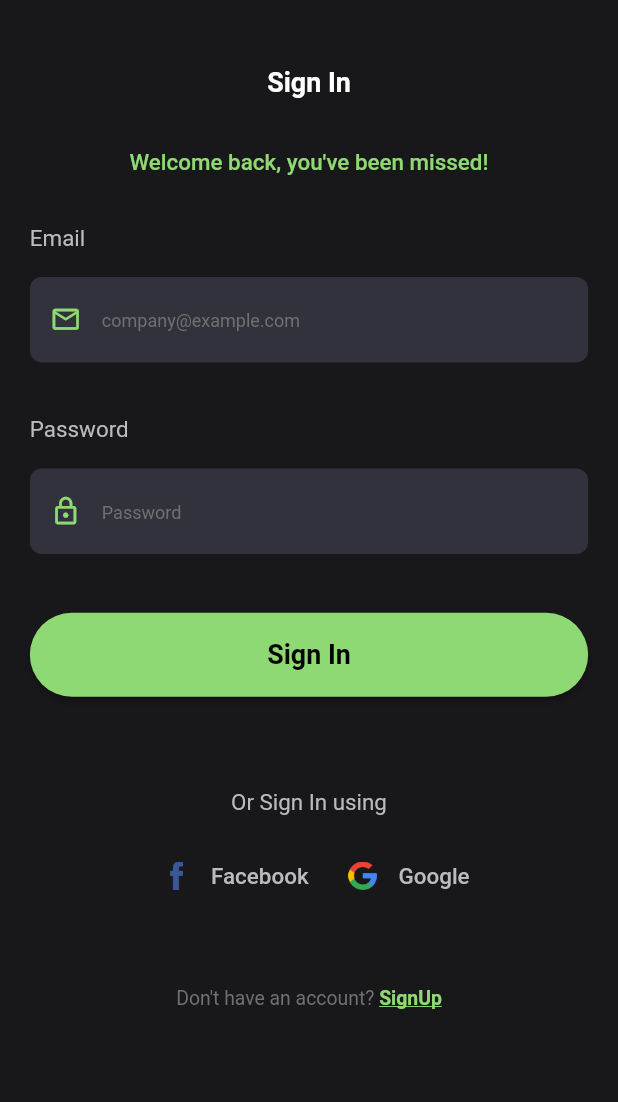
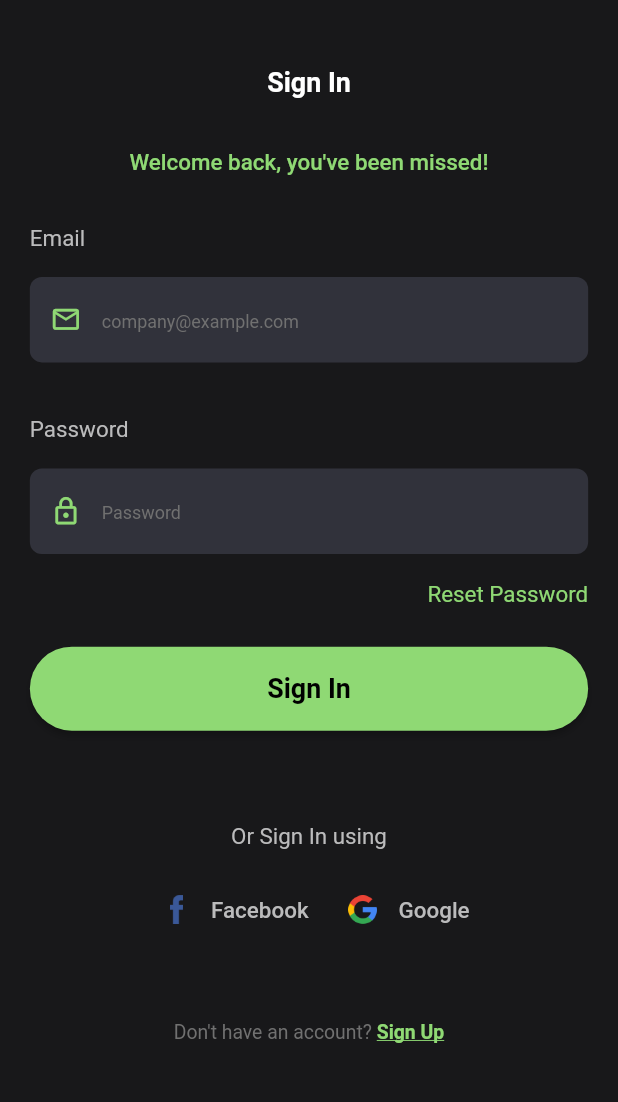
Before and after one commit to kokodavid/Sported, a Flutter app: the screen it shows after launch, after a tap on "Sign In", on a phone screen of 412 x 824 dp, the part 115-1217 px from its top. Run offline on Flutter 3.47's test engine with Material 2 defaults, Android fonts, the phone set to English and light mode, and no system bars; our stand-ins replace cloud_firestore, firebase_auth, firebase_core, firebase_storage, flutter_screenutil, get_it and 1 more; accounts and stored records are empty; network calls fail; statements that could not run were skipped.

```diff
--- a/lib/helper/authenticate.dart
+++ b/lib/helper/authenticate.dart
@@ -21,7 +21,7 @@ class _AuthenticateState extends State<Authenticate> {
     if (showSignInScreen) {
       return SignInPage(toggle: toggleView);
     } else {
-      return SignUpPage(toggleView);
+      return SignUpPage(toggle: toggleView);
     }
   }
 }
--- a/lib/main.dart
+++ b/lib/main.dart
@@ -18,6 +18,7 @@ class MyApp extends StatelessWidget {
       designSize: Size(414, 736),
       allowFontScaling: false,
       builder: () => MaterialApp(
+        debugShowCheckedModeBanner: false,
         theme: ThemeData(
           scaffoldBackgroundColor: Color(0xff18181A),
         ),
--- a/lib/pages/sign_in_page.dart
+++ b/lib/pages/sign_in_page.dart
@@ -1,3 +1,4 @@
+import 'package:flutter/gestures.dart';
 import 'package:flutter/material.dart';
 import 'package:flutter_screenutil/flutter_screenutil.dart';
 import 'package:sported_app/constants/constants.dart';
@@ -20,7 +21,7 @@ class _SignInPageState extends State<SignInPage> {
   TextEditingController passWordTextEditingController = new TextEditingController();
   TextEditingController emailTextEditingController = new TextEditingController();
 
-  login() async {
+  signMeIn() async {
     try {
       await locator.get<UserController>().signInWithEmailAndPassword(
             email: emailTextEditingController.text,
@@ -136,7 +137,7 @@ class _SignInPageState extends State<SignInPage> {
 
                     SizedBox(height: 16.0.h),
 
-                    //password title
+                    //password field
                     TextFormField(
                       obscureText: true,
                       validator: (val) {
@@ -156,7 +157,21 @@ class _SignInPageState extends State<SignInPage> {
                 ),
               ),
 
-              SizedBox(height: 35.h),
+              SizedBox(height: 16.h),
+
+              //reset password
+              Align(
+                alignment: Alignment.centerRight,
+                child: Text(
+                  "Reset Password",
+                  style: TextStyle(
+                    fontSize: 15.0.sp,
+                    color: Color(0xff8FD974),
+                  ),
+                ),
+              ),
+
+              SizedBox(height: 24.h),
 
               //sign in btn
               MaterialButton(
@@ -165,7 +180,7 @@ class _SignInPageState extends State<SignInPage> {
                 minWidth: 1.sw,
                 height: 50.h,
                 onPressed: () {
-                  login();
+                  signMeIn();
                 },
                 child: Text(
                   'Sign In',
@@ -239,9 +254,7 @@ class _SignInPageState extends State<SignInPage> {
 
               //sign up cta
               SizedBox(height: 45.h),
-              GestureDetector(
-                onTap: () => widget.toggle(),
-                child: RichText(
+              RichText(
                 text: TextSpan(
                   text: 'Don\'t have an account? ',
                   style: TextStyle(
@@ -250,8 +263,8 @@ class _SignInPageState extends State<SignInPage> {
                   ),
                   children: [
                     TextSpan(
-                        // recognizer: TapGestureRecognizer()..onTap = () async => await widget.toggle(),
-                        text: 'SignUp',
+                      recognizer: TapGestureRecognizer()..onTap = () async => await widget.toggle(),
+                      text: 'Sign Up',
                       style: TextStyle(
                         fontSize: 13.sp,
                         fontWeight: FontWeight.bold,
@@ -262,7 +275,6 @@ class _SignInPageState extends State<SignInPage> {
                   ],
                 ),
               ),
-              ),
 
               SizedBox(height: 5.h),
             ],
@@ -271,54 +283,4 @@ class _SignInPageState extends State<SignInPage> {
       ),
     );
   }
-  //
-  // @override
-  // Widget build(BuildContext context) {
-  //   return SafeArea(
-  //     child: Scaffold(
-  //       body: SingleChildScrollView(
-  //         child: Container(
-  //           height: MediaQuery.of(context).size.height - 50,
-  //           alignment: Alignment.bottomCenter,
-  //           child: Container(
-  //             padding: EdgeInsets.symmetric(horizontal: 24),
-  //             child: Form(
-  //               key: formKey,
-  //               child: Column(
-  //                 mainAxisSize: MainAxisSize.min,
-  //                 children: [
-  //                   //email
-  //                   TextFormField(
-  //                       validator: (val) {
-  //                         return RegExp(r"^[a-zA-Z0-9.a-zA-Z0-9.!#$%&'*+-/=?^_`{|}~]+@[a-zA-Z0-9]+\.[a-zA-Z]+").hasMatch(val)
-  //                             ? null
-  //                             : "Enter a valid Email";
-  //                       },
-  //                       controller: emailTextEditingController,
-  //                       style: simpleTextStyle,
-  //                       decoration: textFieldInputDecoration("Email")),
-  //
-  //                   //pass
-  //                   TextFormField(
-  //                       obscureText: true,
-  //                       validator: (val) {
-  //                         return val.length > 6 ? null : "Please provide a Password with 6+ characters";
-  //                       },
-  //                       controller: passWordTextEditingController,
-  //                       style: simpleTextStyle,
-  //                       decoration: textFieldInputDecoration("Password")),
-  //
-  //                   SizedBox(
-  //                     height: 8,
-  //                   ),
-  //
-  //                 ],
-  //               ),
-  //             ),
-  //           ),
-  //         ),
-  //       ),
-  //     ),
-  //   );
-  // }
 }
--- a/lib/widgets/form_input_decoration.dart
+++ b/lib/widgets/form_input_decoration.dart
@@ -1,21 +1,22 @@
 import 'package:flutter/material.dart';
+import 'package:flutter_screenutil/flutter_screenutil.dart';
 
 InputDecoration formInputDecoration({String hintText, IconData prefixIcon}) {
   return InputDecoration(
     hintText: hintText,
+    alignLabelWithHint: true,
+    enabled: true,
     fillColor: Color(0xff31323B),
     filled: true,
     hintStyle: TextStyle(
-      fontSize: 12,
+      fontSize: 12.sp,
       color: Color(0xff707070),
     ),
     prefixIcon: Icon(
       prefixIcon,
       color: Color(0xff8FD974),
-      size: 21,
+      size: 21.r,
     ),
-    alignLabelWithHint: true,
-    enabled: true,
     border: OutlineInputBorder(
       borderSide: BorderSide(
         style: BorderStyle.none,
```
Also changed, not shown: lib/pages/sign_up_page.dart (+176 -79 lines). Lines whose indentation alone changed are shown as unchanged.
